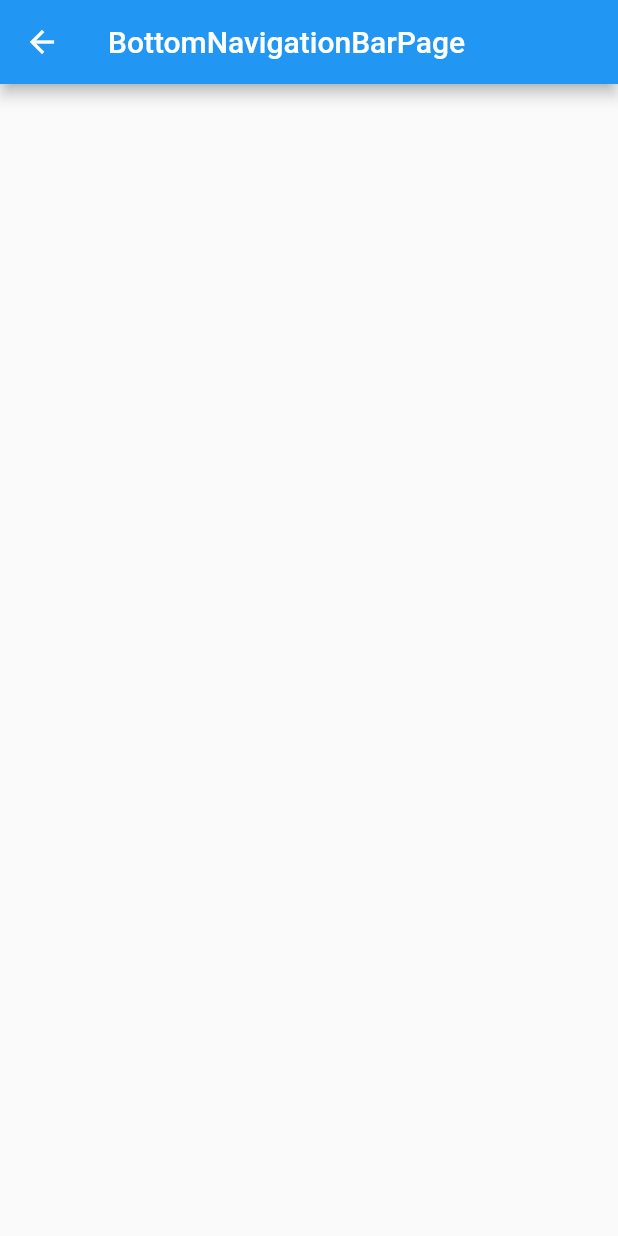
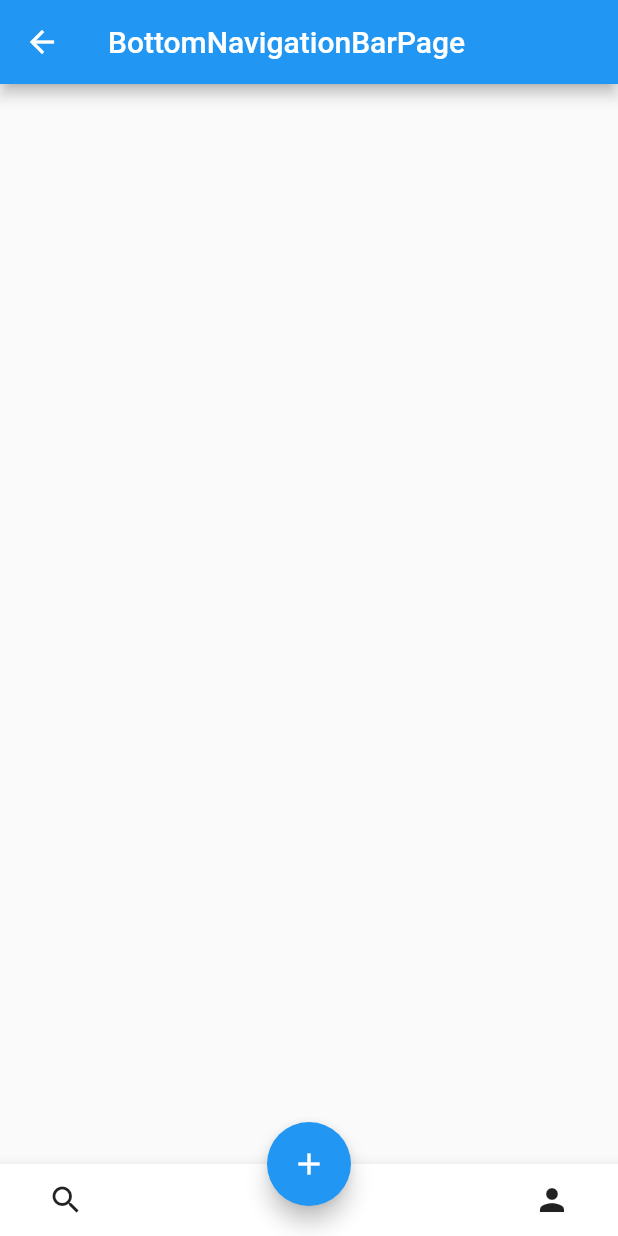
Before and after one commit to Invincible1996/hello_flutter, a Flutter app: the BottomNavigationBarPage screen opened directly, on a phone screen of 412 x 824 dp. Run offline on Flutter 3.47's test engine with Material 2 defaults, Android fonts, the phone set to English and light mode, and no system bars; our stand-ins replace dio, flare_flutter, fluro; generated files the repository leaves out were written again; statements that could not run were skipped.

Commit message:
add bottomNavigationBar page

```diff
--- a/lib/pages/bottom_navigation_bar_page.dart
+++ b/lib/pages/bottom_navigation_bar_page.dart
@@ -14,6 +14,30 @@ class _BottomNavigationBarPageState extends State<BottomNavigationBarPage> {
         title: Text('BottomNavigationBarPage'),
       ),
       body: Container(),
+      bottomNavigationBar: BottomAppBar(
+        child: Container(
+          padding: EdgeInsets.symmetric(horizontal: 20),
+          child: Row(
+            mainAxisAlignment: MainAxisAlignment.spaceBetween,
+            crossAxisAlignment: CrossAxisAlignment.center,
+            children: <Widget>[
+              IconButton(
+                icon: Icon(Icons.search),
+                onPressed: () {},
+              ),
+              IconButton(
+                icon: Icon(Icons.person),
+                onPressed: () {},
+              )
+            ],
+          ),
+        ),
+      ),
+      floatingActionButton: FloatingActionButton(
+        onPressed: () {},
+        child: Icon(Icons.add),
+      ),
+      floatingActionButtonLocation: FloatingActionButtonLocation.centerDocked,
     );
   }
 }
--- a/pubspec.yaml
+++ b/pubspec.yaml
@@ -27,6 +27,7 @@ dependencies:
   fluro: ^1.5.1
   json_annotation: ^2.4.0
   dio: ^2.1.0
+  curved_navigation_bar: ^0.3.0
 
 dev_dependencies:
   flutter_test:
```
Also changed, not shown: pubspec.lock.
